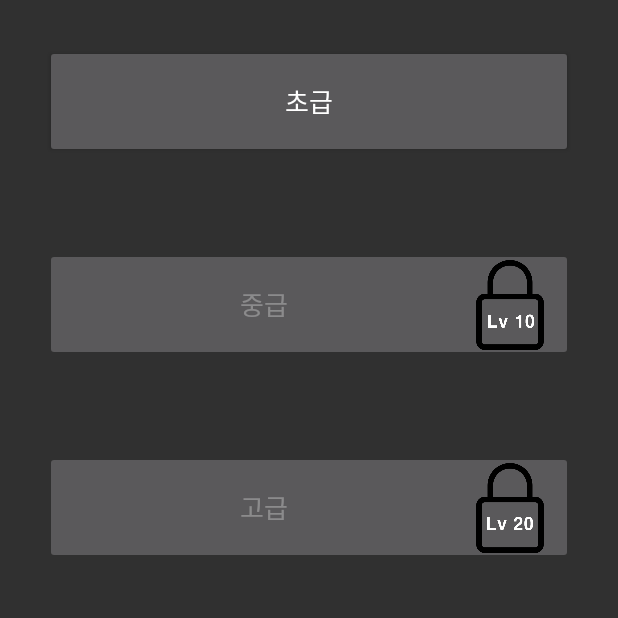
After one commit to KWcapstoneExerciseCalibration/movenet_counter, an Android app: the CourseMenuActivity screen opened directly, with no data from a screen before it, on a phone screen of 412 x 824 dp, the top half of it. The commit adds this screen. Run offline under Robolectric (Android 15) with nearby library versions, the phone set to English and light mode, and no system bars; our stand-ins replace navigation-ui; 5 statements that could not run were skipped.

Commit message:
add limit level and update course

```diff
--- a/app/src/main/AndroidManifest.xml
+++ b/app/src/main/AndroidManifest.xml
@@ -48,6 +48,9 @@ d
         <activity android:name=".ui.exercise.CourseGuideActivity" >
         </activity>
 
+        <activity android:name=".ui.exercise.CourseMenuActivity" >
+        </activity>
+
         <activity android:name=".ui.length.LengthActivity"
             android:exported="true">
         </activity>
--- a/app/src/main/java/org/tensorflow/lite/examples/poseestimation/MainActivity.kt
+++ b/app/src/main/java/org/tensorflow/lite/examples/poseestimation/MainActivity.kt
@@ -204,6 +204,22 @@ class MainActivity : AppCompatActivity() {
         }
     }
 
+    fun levelGet(): Int {
+        daoUser = UserDataBase.getInstance(applicationContext).userDao()
+        var exp = 0.0
+
+        CoroutineScope(Dispatchers.IO).launch {
+            var userData = daoUser.readAll()
+
+            if (userData.isEmpty())
+                exp = 0.0
+            else
+                exp = userData[0].exp
+        }
+
+        return calculateExp(exp.toInt()).first
+    }
+
     private fun levelUpdate(exp: Double){
         val levelText = findViewById<TextView>(R.id.textLvl)
         val progressBar = findViewById<ProgressBar>(R.id.progressBarLvl)
--- a/app/src/main/java/org/tensorflow/lite/examples/poseestimation/ui/exercise/CameraActivity.kt
+++ b/app/src/main/java/org/tensorflow/lite/examples/poseestimation/ui/exercise/CameraActivity.kt
@@ -327,6 +327,7 @@ class CameraActivity : AppCompatActivity() {
 
     private fun exitResultActivity(exercise: String?){
         intent_result.putExtra("score", intent.getIntExtra("score", 0) + workoutCounter.score)
+        intent_result.putExtra("course", intent.getStringExtra("course"))
         intent_result.putExtra("count", workoutCounter.count)
         intent_result.putExtra("wrongArrayList", workoutCounter.wrongArray)
 
--- /dev/null
+++ b/app/src/main/java/org/tensorflow/lite/examples/poseestimation/ui/exercise/CourseMenuActivity.kt
@@ -0,0 +1,72 @@
+package org.tensorflow.lite.examples.poseestimation.ui.exercise
+
+import android.content.Intent
+import android.os.Bundle
+import android.widget.Button
+import androidx.appcompat.app.AppCompatActivity
+import org.tensorflow.lite.examples.poseestimation.MainActivity
+import org.tensorflow.lite.examples.poseestimation.R
+
+class CourseMenuActivity: AppCompatActivity() {
+
+    private lateinit var btn_beginner: Button
+    private lateinit var btn_intermediate: Button
+    private lateinit var btn_advanced: Button
+
+    override fun onCreate(savedInstanceState: Bundle?) {
+        super.onCreate(savedInstanceState)
+        setContentView(R.layout.activity_coursemenu)
+
+        btn_beginner = findViewById(R.id.btn_beginner)
+        btn_intermediate = findViewById(R.id.btn_intermediate)
+        btn_advanced = findViewById(R.id.btn_advanced)
+
+        var course : String
+        val intentStart = Intent(this, CourseGuideActivity::class.java)
+        val level = MainActivity.getInstance()?.levelGet()
+
+        // 레벨에 따라 코스가 잠기고 자물쇠 이미지가 추가된다
+        if (level!! >= 20) {
+            btn_advanced.setCompoundDrawablesWithIntrinsicBounds(0, 0, 0, 0)
+            btn_advanced.isEnabled = true
+            btn_intermediate.setCompoundDrawablesWithIntrinsicBounds(0, 0, 0, 0)
+            btn_intermediate.isEnabled = true
+        }
+        else if (level >= 10) {
+            btn_advanced.isEnabled = false
+            btn_intermediate.setCompoundDrawablesWithIntrinsicBounds(0, 0, 0, 0)
+            btn_intermediate.isEnabled = true
+        }
+        else {
+            btn_advanced.isEnabled = false
+            btn_intermediate.isEnabled = false
+        }
+
+        btn_beginner.setOnClickListener {
+            course = "Beginner"
+
+            intentStart.putExtra("exercise", intent.getStringExtra("exercise"))
+            intentStart.putExtra("course", course)
+            startActivity(intentStart)
+            finish()
+        }
+
+        btn_intermediate.setOnClickListener {
+            course = "Intermediate"
+
+            intentStart.putExtra("exercise", intent.getStringExtra("exercise"))
+            intentStart.putExtra("course", course)
+            startActivity(intentStart)
+            finish()
+        }
+
+        btn_advanced.setOnClickListener {
+            course = "Advanced"
+
+            intentStart.putExtra("exercise", intent.getStringExtra("exercise"))
+            intentStart.putExtra("course", course)
+            startActivity(intentStart)
+            finish()
+        }
+    }
+}
--- a/app/src/main/java/org/tensorflow/lite/examples/poseestimation/ui/exercise/MenuActivity.kt
+++ b/app/src/main/java/org/tensorflow/lite/examples/poseestimation/ui/exercise/MenuActivity.kt
@@ -59,7 +59,7 @@ class MenuActivity : AppCompatActivity(){
         btn_course.setOnClickListener {
             exercise = "CoursePushUp"
 
-            val intent = Intent(this, CourseGuideActivity::class.java)
+            val intent = Intent(this, CourseMenuActivity::class.java)
             intent.putExtra("exercise",exercise)
             startActivity(intent)
             finish()
--- /dev/null
+++ b/app/src/main/res/drawable/coding_lock10.xml
@@ -0,0 +1,7 @@
+<?xml version="1.0" encoding="utf-8"?>
+<layer-list xmlns:android="http://schemas.android.com/apk/res/android">
+    <item
+        android:drawable="@drawable/lock10"
+        android:width="60dp"
+        android:height="60dp" />
+</layer-list>
--- /dev/null
+++ b/app/src/main/res/drawable/coding_lock20.xml
@@ -0,0 +1,7 @@
+<?xml version="1.0" encoding="utf-8"?>
+<layer-list xmlns:android="http://schemas.android.com/apk/res/android">
+    <item
+        android:drawable="@drawable/lock20"
+        android:width="60dp"
+        android:height="60dp" />
+</layer-list>
--- /dev/null
+++ b/app/src/main/res/layout/activity_coursemenu.xml
@@ -0,0 +1,41 @@
+<?xml version="1.0" encoding="utf-8"?>
+<androidx.constraintlayout.widget.ConstraintLayout xmlns:android="http://schemas.android.com/apk/res/android"
+    xmlns:app="http://schemas.android.com/apk/res-auto"
+    xmlns:tools="http://schemas.android.com/tools"
+    android:layout_width="match_parent"
+    android:layout_height="match_parent"
+    tools:context=".ui.exercise.MenuActivity">
+
+    <LinearLayout
+        android:layout_width="match_parent"
+        android:layout_height="match_parent"
+        android:orientation="vertical" >
+
+        <Button
+            android:id="@+id/btn_beginner"
+            android:layout_width="match_parent"
+            android:layout_height="75dp"
+            android:layout_margin="30dp"
+            android:textSize="17dp"
+            android:text="초급" />
+
+        <Button
+            android:id="@+id/btn_intermediate"
+            android:layout_width="match_parent"
+            android:layout_height="75dp"
+            android:layout_margin="30dp"
+            android:textSize="17dp"
+            android:text="중급"
+            android:drawableRight = "@drawable/coding_lock10" />
+
+        <Button
+            android:id="@+id/btn_advanced"
+            android:layout_width="match_parent"
+            android:layout_height="75dp"
+            android:layout_margin="30dp"
+            android:textSize="17dp"
+            android:text="고급"
+            android:drawableRight = "@drawable/coding_lock20"/>
+    </LinearLayout>
+
+</androidx.constraintlayout.widget.ConstraintLayout>
```
Also changed, not shown: app/src/main/java/org/tensorflow/lite/examples/poseestimation/ui/exercise/CourseGuideActivity.kt (+28 -3 lines), app/src/main/java/org/tensorflow/lite/examples/poseestimation/ui/exercise/GuideActivity.kt (+38 -11 lines), app/src/main/java/org/tensorflow/lite/examples/poseestimation/ui/home/ImageSelectDialog.kt (+29 -0 lines), app/src/main/res/layout/activity_guide.xml (+16 -0 lines), app/src/main/res/drawable/lock10.png (added), app/src/main/res/drawable/lock15.png (added), app/src/main/res/drawable/lock20.png (added), app/src/main/res/drawable/lock25.png (added), app/src/main/res/drawable/lock30.png (added), app/src/main/res/drawable/lock5.png (added), 1 other file.
